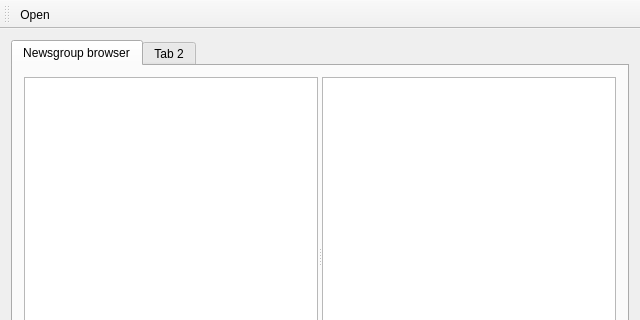
Old version of the form browser/browser.ui in the repository wolfpld/usenetarchive; both pictures show x 0 to 640 and y 0 to 320 of the 640 by 480 pixel window.
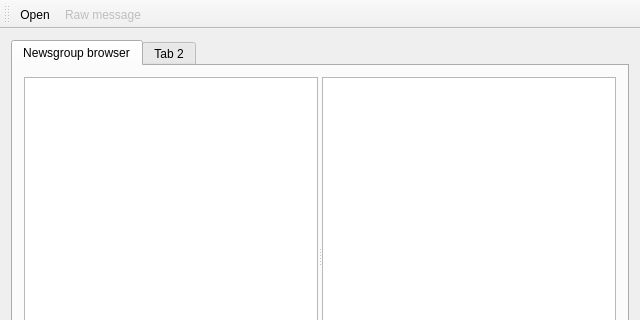
New version of the form.

Commit message: Implement raw message view.

Diff of the .ui file:
```diff
--- a/browser/browser.ui
+++ b/browser/browser.ui
@@ -85,6 +85,7 @@
     <bool>false</bool>
    </attribute>
    <addaction name="actionOpen"/>
+   <addaction name="actionRaw_message"/>
   </widget>
   <widget class="QStatusBar" name="statusBar"/>
   <action name="actionOpen">
@@ -92,6 +93,17 @@
     <string>Open</string>
    </property>
   </action>
+  <action name="actionRaw_message">
+   <property name="checkable">
+    <bool>true</bool>
+   </property>
+   <property name="enabled">
+    <bool>false</bool>
+   </property>
+   <property name="text">
+    <string>Raw message</string>
+   </property>
+  </action>
  </widget>
  <layoutdefault spacing="6" margin="11"/>
  <resources/>
```
The commit also changes 2 other files.
